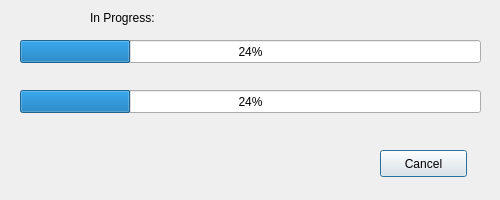
The window that src/windows/ui/progress-bar-export.ui (OpenShot/openshot-qt) describes before a commit, drawn with Qt 5.
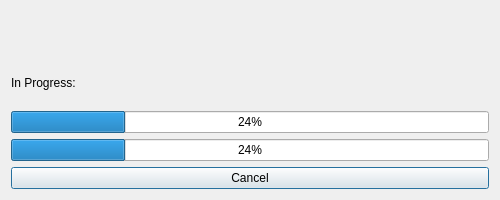
The same window after the commit. Icons and pictures are not drawn.

Patch:
```diff
--- a/src/windows/ui/progress-bar-export.ui
+++ b/src/windows/ui/progress-bar-export.ui
@@ -17,76 +17,54 @@
    <iconset>
     <normaloff>../../../xdg/openshot.svg</normaloff>../../../xdg/openshot.svg</iconset>
   </property>
+  <property name="autoFillBackground">
+   <bool>true</bool>
+  </property>
   <property name="locale">
    <locale language="English" country="UnitedStates"/>
   </property>
-  <widget class="QPushButton" name="btncancel">
-   <property name="geometry">
-    <rect>
-     <x>380</x>
-     <y>150</y>
-     <width>87</width>
-     <height>27</height>
-    </rect>
-   </property>
-   <property name="text">
-    <string>Cancel</string>
-   </property>
-   <property name="icon">
-    <iconset theme="gtk-cancel">
-     <normaloff/>
-    </iconset>
-   </property>
-  </widget>
-  <widget class="QProgressBar" name="progressBar">
-   <property name="geometry">
-    <rect>
-     <x>20</x>
-     <y>40</y>
-     <width>461</width>
-     <height>23</height>
-    </rect>
-   </property>
-   <property name="value">
-    <number>24</number>
-   </property>
-  </widget>
-  <widget class="QLabel" name="label">
-   <property name="geometry">
-    <rect>
-     <x>90</x>
-     <y>10</y>
-     <width>81</width>
-     <height>16</height>
-    </rect>
-   </property>
-   <property name="text">
-    <string>&lt;html&gt;&lt;head/&gt;&lt;body&gt;&lt;p&gt;In Progress:&lt;/p&gt;&lt;/body&gt;&lt;/html&gt;</string>
-   </property>
-  </widget>
-  <widget class="QLabel" name="lblfilename">
-   <property name="geometry">
-    <rect>
-     <x>180</x>
-     <y>10</y>
-     <width>291</width>
-     <height>16</height>
-    </rect>
-   </property>
-  </widget>
-  <widget class="QProgressBar" name="progressBar_2">
-   <property name="geometry">
-    <rect>
-     <x>20</x>
-     <y>90</y>
-     <width>461</width>
-     <height>23</height>
-    </rect>
-   </property>
-   <property name="value">
-    <number>24</number>
-   </property>
-  </widget>
+  <layout class="QVBoxLayout" name="verticalLayout">
+   <item>
+    <widget class="QLabel" name="lblfilename"/>
+   </item>
+   <item>
+    <widget class="QLabel" name="label">
+     <property name="text">
+      <string>&lt;html&gt;&lt;head/&gt;&lt;body&gt;&lt;p&gt;In Progress:&lt;/p&gt;&lt;/body&gt;&lt;/html&gt;</string>
+     </property>
+    </widget>
+   </item>
+   <item>
+    <layout class="QGridLayout" name="gridLayout">
+     <item row="0" column="0">
+      <widget class="QProgressBar" name="progressBar">
+       <property name="value">
+        <number>24</number>
+       </property>
+      </widget>
+     </item>
+     <item row="1" column="0">
+      <widget class="QProgressBar" name="progressBar_2">
+       <property name="value">
+        <number>24</number>
+       </property>
+      </widget>
+     </item>
+    </layout>
+   </item>
+   <item>
+    <widget class="QPushButton" name="btncancel">
+     <property name="text">
+      <string>Cancel</string>
+     </property>
+     <property name="icon">
+      <iconset theme="gtk-cancel">
+       <normaloff/>
+      </iconset>
+     </property>
+    </widget>
+   </item>
+  </layout>
  </widget>
  <resources/>
  <connections>
```
